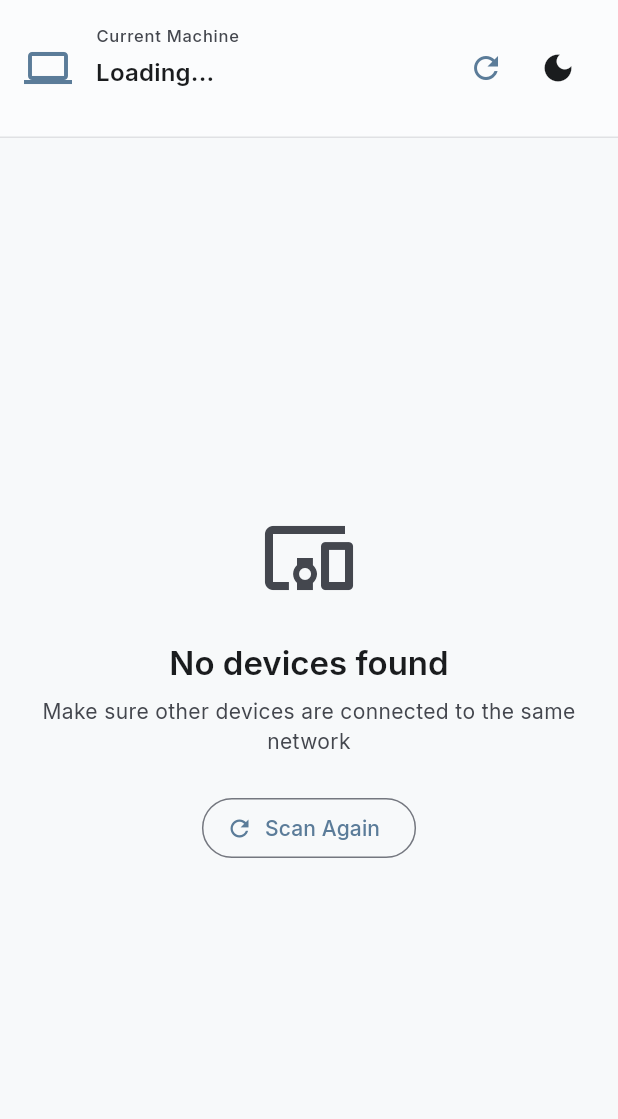
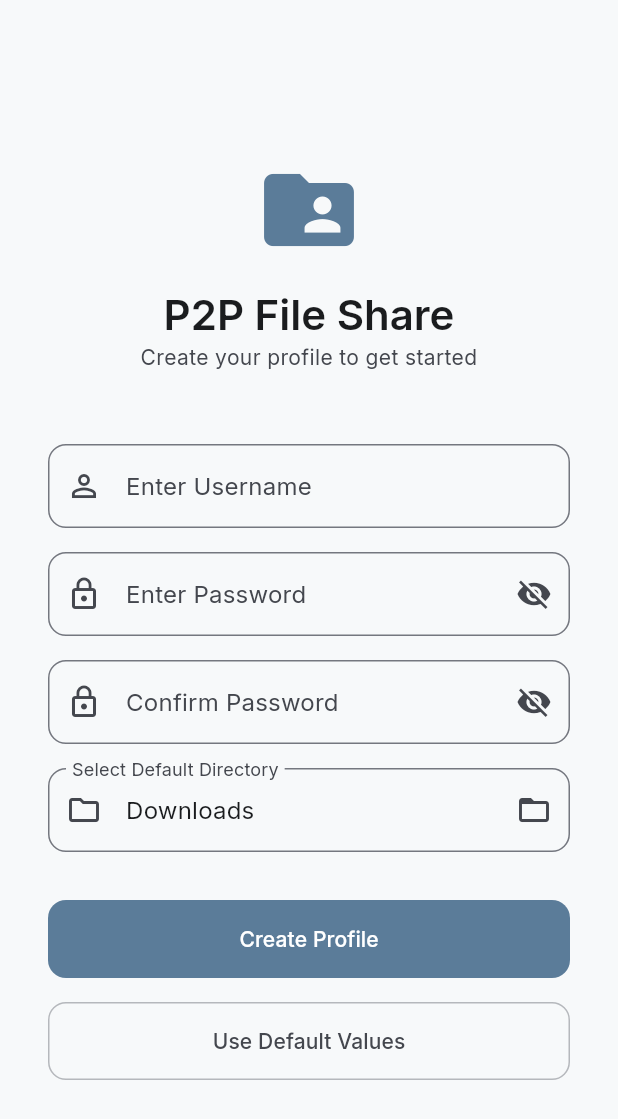
Before and after one commit to karthikvvk/LANFXplorer, a Flutter app: the screen it shows after launch, on a phone screen of 412 x 824 dp. Shown: the top 1119 px of the screen. Run offline on Flutter 3.47's test engine with Material 3 defaults, Android fonts, the phone set to English and light mode, and no system bars; drawn by our look-alikes of flutter_animate; our stand-ins replace file_picker, go_router, google_fonts, shared_preferences; missing offline and left inert: desktop_drop.

Commit message:
user name

```diff
--- a/lib/nav.dart
+++ b/lib/nav.dart
@@ -1,4 +1,5 @@
 import 'package:files/presentation/screens/landing_page.dart';
+import 'package:files/presentation/screens/login_page.dart';
 import 'package:files/presentation/screens/main_page.dart';
 import 'package:flutter/material.dart';
 import 'package:go_router/go_router.dart';
@@ -18,8 +19,18 @@ import 'package:go_router/go_router.dart';
 /// 4. Use context.pop() to go back.
 class AppRouter {
   static final GoRouter router = GoRouter(
-    initialLocation: AppRoutes.home,
+    initialLocation: AppRoutes.login,
     routes: [
+      GoRoute(
+        path: AppRoutes.login,
+        name: 'login',
+        pageBuilder: (context, state) => CustomTransitionPage(
+          child: const LoginPage(),
+          transitionsBuilder: (context, animation, secondaryAnimation, child) {
+            return FadeTransition(opacity: animation, child: child);
+          },
+        ),
+      ),
       GoRoute(
         path: AppRoutes.home,
         name: 'home',
@@ -56,6 +67,7 @@ class AppRouter {
 /// Route path constants
 /// Use these instead of hard-coding route strings
 class AppRoutes {
-  static const String home = '/';
+  static const String login = '/';
+  static const String home = '/home';
   static const String main = '/main';
 }
--- /dev/null
+++ b/lib/presentation/screens/login_page.dart
@@ -0,0 +1,341 @@
+import 'package:files/presentation/providers/env_provider.dart';
+import 'package:files/theme.dart';
+import 'package:flutter/material.dart';
+import 'package:flutter_animate/flutter_animate.dart';
+import 'package:go_router/go_router.dart';
+import 'package:file_picker/file_picker.dart';
+import 'package:provider/provider.dart';
+import 'dart:io';
+
+class LoginPage extends StatefulWidget {
+  const LoginPage({super.key});
+
+  @override
+  State<LoginPage> createState() => _LoginPageState();
+}
+
+class _LoginPageState extends State<LoginPage> {
+  final _formKey = GlobalKey<FormState>();
+  final _usernameController = TextEditingController();
+  final _passwordController = TextEditingController();
+  final _confirmPasswordController = TextEditingController();
+  final _defaultDirController = TextEditingController();
+
+  bool _obscurePassword = true;
+  bool _obscureConfirmPassword = true;
+  bool _isLoading = false;
+
+  @override
+  void initState() {
+    super.initState();
+    // Set default directory to Downloads
+    _defaultDirController.text = _getDefaultDownloadsPath();
+  }
+
+  String _getDefaultDownloadsPath() {
+    if (Platform.isLinux || Platform.isMacOS) {
+      final home = Platform.environment['HOME'] ?? '/home';
+      return '$home/Downloads';
+    } else if (Platform.isWindows) {
+      final userProfile = Platform.environment['USERPROFILE'] ?? 'C:\\Users';
+      return '$userProfile\\Downloads';
+    }
+    return 'Downloads';
+  }
+
+  @override
+  void dispose() {
+    _usernameController.dispose();
+    _passwordController.dispose();
+    _confirmPasswordController.dispose();
+    _defaultDirController.dispose();
+    super.dispose();
+  }
+
+  Future<void> _selectDirectory() async {
+    final result = await FilePicker.platform.getDirectoryPath();
+    if (result != null) {
+      setState(() {
+        _defaultDirController.text = result;
+      });
+    }
+  }
+
+  void _createProfile() async {
+    if (!_formKey.currentState!.validate()) return;
+
+    setState(() => _isLoading = true);
+
+    try {
+      // Write to .env file
+      final envFile = File('.env');
+      String envContent = '';
+      if (await envFile.exists()) {
+        envContent = await envFile.readAsString();
+      }
+
+      // Update or add PASSWORD and OUTDIR
+      final password = _passwordController.text;
+      final outdir = _defaultDirController.text;
+      final username = _usernameController.text;
+
+      // Parse existing env and update
+      final lines = envContent.split('\n');
+      final newLines = <String>[];
+      bool foundPassword = false;
+      bool foundOutdir = false;
+      bool foundUser = false;
+
+      for (final line in lines) {
+        if (line.startsWith('PASSWORD=')) {
+          newLines.add('PASSWORD=$password');
+          foundPassword = true;
+        } else if (line.startsWith('OUTDIR=')) {
+          newLines.add('OUTDIR=$outdir');
+          foundOutdir = true;
+        } else if (line.startsWith('USER=')) {
+          newLines.add('USER=$username');
+          foundUser = true;
+        } else {
+          newLines.add(line);
+        }
+      }
+
+      if (!foundPassword) newLines.add('PASSWORD=$password');
+      if (!foundOutdir) newLines.add('OUTDIR=$outdir');
+      if (!foundUser) newLines.add('USER=$username');
+
+      await envFile.writeAsString(newLines.join('\n'));
+
+      if (mounted) {
+        // Reload environment so username persists throughout the app
+        await context.read<EnvProvider>().forceReload();
+        context.go('/home');
+      }
+    } catch (e) {
+      if (mounted) {
+        ScaffoldMessenger.of(context).showSnackBar(
+          SnackBar(content: Text('Error creating profile: $e')),
+        );
+      }
+    } finally {
+      if (mounted) {
+        setState(() => _isLoading = false);
+      }
+    }
+  }
+
+  void _useDefaultValues() {
+    _usernameController.text = Platform.environment['USER'] ?? 'user';
+    _passwordController.text = 'password';
+    _confirmPasswordController.text = 'password';
+    _defaultDirController.text = _getDefaultDownloadsPath();
+    _createProfile();
+  }
+
+  @override
+  Widget build(BuildContext context) {
+    final colorScheme = Theme.of(context).colorScheme;
+
+    return Scaffold(
+      body: Center(
+        child: SingleChildScrollView(
+          padding: AppSpacing.paddingXl,
+          child: ConstrainedBox(
+            constraints: const BoxConstraints(maxWidth: 400),
+            child: Form(
+              key: _formKey,
+              child: Column(
+                mainAxisAlignment: MainAxisAlignment.center,
+                crossAxisAlignment: CrossAxisAlignment.stretch,
+                children: [
+                  // App Logo/Icon
+                  Icon(
+                    Icons.folder_shared,
+                    size: 72,
+                    color: colorScheme.primary,
+                  )
+                      .animate()
+                      .fadeIn(duration: 500.ms)
+                      .scale(begin: const Offset(0.5, 0.5)),
+
+                  const SizedBox(height: AppSpacing.md),
+
+                  // Title
+                  Text(
+                    'P2P File Share',
+                    style: context.textStyles.headlineMedium?.semiBold,
+                    textAlign: TextAlign.center,
+                  ).animate().fadeIn(duration: 500.ms, delay: 100.ms),
+
+                  Text(
+                    'Create your profile to get started',
+                    style: context.textStyles.bodyMedium
+                        ?.withColor(colorScheme.onSurfaceVariant),
+                    textAlign: TextAlign.center,
+                  ).animate().fadeIn(duration: 500.ms, delay: 200.ms),
+
+                  const SizedBox(height: AppSpacing.xxl),
+
+                  // Username field
+                  TextFormField(
+                    controller: _usernameController,
+                    decoration: InputDecoration(
+                      labelText: 'Enter Username',
+                      prefixIcon: const Icon(Icons.person_outline),
+                      border: OutlineInputBorder(
+                        borderRadius: BorderRadius.circular(AppRadius.md),
+                      ),
+                    ),
+                    validator: (value) {
+                      if (value == null || value.isEmpty) {
+                        return 'Please enter a username';
+                      }
+                      return null;
+                    },
+                  )
+                      .animate()
+                      .fadeIn(duration: 400.ms, delay: 300.ms)
+                      .slideX(begin: -0.1, end: 0),
+
+                  const SizedBox(height: AppSpacing.md),
+
+                  // Password field
+                  TextFormField(
+                    controller: _passwordController,
+                    obscureText: _obscurePassword,
+                    decoration: InputDecoration(
+                      labelText: 'Enter Password',
+                      prefixIcon: const Icon(Icons.lock_outline),
+                      suffixIcon: IconButton(
+                        icon: Icon(_obscurePassword
+                            ? Icons.visibility_off
+                            : Icons.visibility),
+                        onPressed: () => setState(
+                            () => _obscurePassword = !_obscurePassword),
+                      ),
+                      border: OutlineInputBorder(
+                        borderRadius: BorderRadius.circular(AppRadius.md),
+                      ),
+                    ),
+                    validator: (value) {
+                      if (value == null || value.isEmpty) {
+                        return 'Please enter a password';
+                      }
+                      if (value.length < 4) {
+                        return 'Password must be at least 4 characters';
+                      }
+                      return null;
+                    },
+                  )
+                      .animate()
+                      .fadeIn(duration: 400.ms, delay: 400.ms)
+                      .slideX(begin: -0.1, end: 0),
+
+                  const SizedBox(height: AppSpacing.md),
+
+                  // Confirm Password field
+                  TextFormField(
+                    controller: _confirmPasswordController,
+                    obscureText: _obscureConfirmPassword,
+                    decoration: InputDecoration(
+                      labelText: 'Confirm Password',
+                      prefixIcon: const Icon(Icons.lock_outline),
+                      suffixIcon: IconButton(
+                        icon: Icon(_obscureConfirmPassword
+                            ? Icons.visibility_off
+                            : Icons.visibility),
+                        onPressed: () => setState(() =>
+                            _obscureConfirmPassword = !_obscureConfirmPassword),
+                      ),
+                      border: OutlineInputBorder(
+                        borderRadius: BorderRadius.circular(AppRadius.md),
+                      ),
+                    ),
+                    validator: (value) {
+                      if (value != _passwordController.text) {
+                        return 'Passwords do not match';
+                      }
+                      return null;
+                    },
+                  )
+                      .animate()
+                      .fadeIn(duration: 400.ms, delay: 500.ms)
+                      .slideX(begin: -0.1, end: 0),
+
+                  const SizedBox(height: AppSpacing.md),
+
+                  // Default Directory field
+                  TextFormField(
+                    controller: _defaultDirController,
+                    readOnly: true,
+                    decoration: InputDecoration(
+                      labelText: 'Select Default Directory',
+                      hintText: 'Downloads (default)',
+                      prefixIcon: const Icon(Icons.folder_outlined),
+                      suffixIcon: IconButton(
+                        icon: const Icon(Icons.folder_open),
+                        onPressed: _selectDirectory,
+                        tooltip: 'Browse',
+                      ),
+                      border: OutlineInputBorder(
+                        borderRadius: BorderRadius.circular(AppRadius.md),
+                      ),
+                    ),
+                    onTap: _selectDirectory,
+                  )
+                      .animate()
+                      .fadeIn(duration: 400.ms, delay: 600.ms)
+                      .slideX(begin: -0.1, end: 0),
+
+                  const SizedBox(height: AppSpacing.xl),
+
+                  // Create Profile button
+                  FilledButton(
+                    onPressed: _isLoading ? null : _createProfile,
+                    style: FilledButton.styleFrom(
+                      padding: const EdgeInsets.symmetric(vertical: 16),
+                      shape: RoundedRectangleBorder(
+                        borderRadius: BorderRadius.circular(AppRadius.md),
+                      ),
+                    ),
+                    child: _isLoading
+                        ? const SizedBox(
+                            height: 20,
+                            width: 20,
+                            child: CircularProgressIndicator(strokeWidth: 2),
+                          )
+                        : const Text('Create Profile'),
+                  )
+                      .animate()
+                      .fadeIn(duration: 400.ms, delay: 700.ms)
+                      .slideY(begin: 0.2, end: 0),
+
+                  const SizedBox(height: AppSpacing.md),
+
+                  // Use Default Values button (dull/secondary)
+                  OutlinedButton(
+                    onPressed: _isLoading ? null : _useDefaultValues,
+                    style: OutlinedButton.styleFrom(
+                      padding: const EdgeInsets.symmetric(vertical: 16),
+                      foregroundColor: colorScheme.onSurfaceVariant,
+                      side: BorderSide(
+                          color: colorScheme.outline.withOpacity(0.5)),
+                      shape: RoundedRectangleBorder(
+                        borderRadius: BorderRadius.circular(AppRadius.md),
+                      ),
+                    ),
+                    child: const Text('Use Default Values'),
+                  )
+                      .animate()
+                      .fadeIn(duration: 400.ms, delay: 800.ms)
+                      .slideY(begin: 0.2, end: 0),
+                ],
+              ),
+            ),
+          ),
+        ),
+      ),
+    );
+  }
+}
```
Also changed, not shown: lib/presentation/providers/env_provider.dart (+25 -1 lines), 1 other file.
